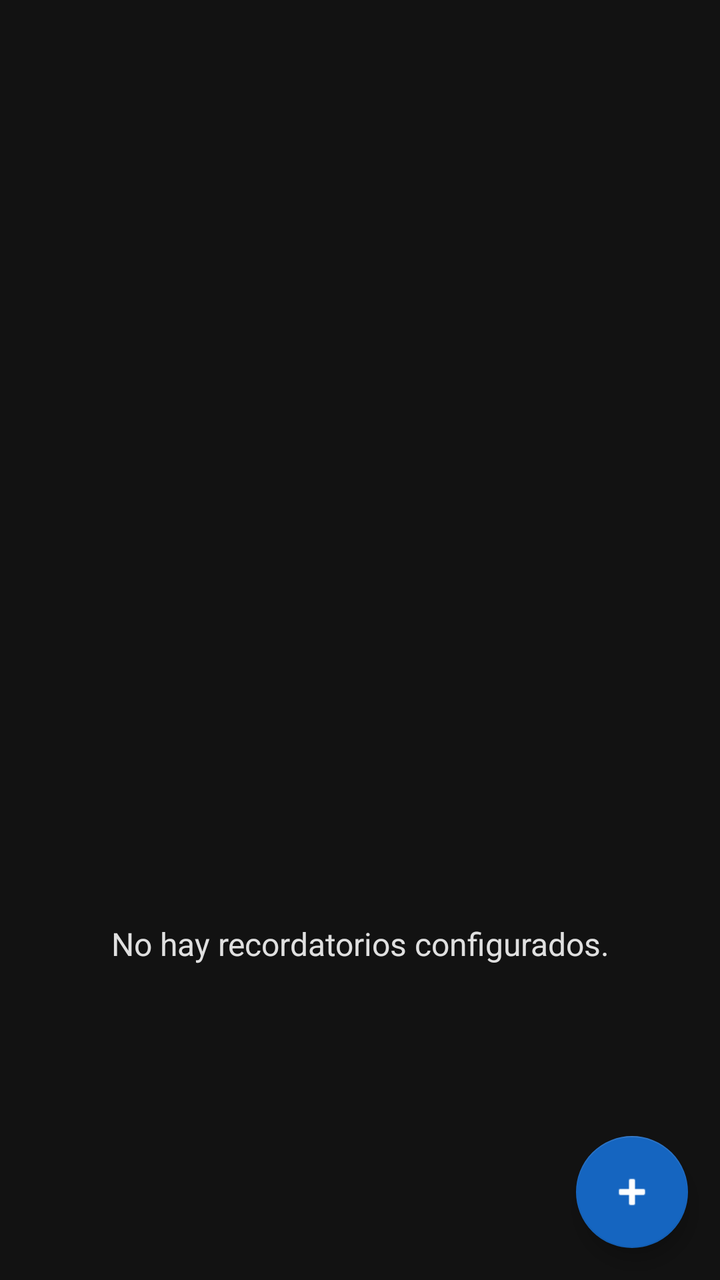
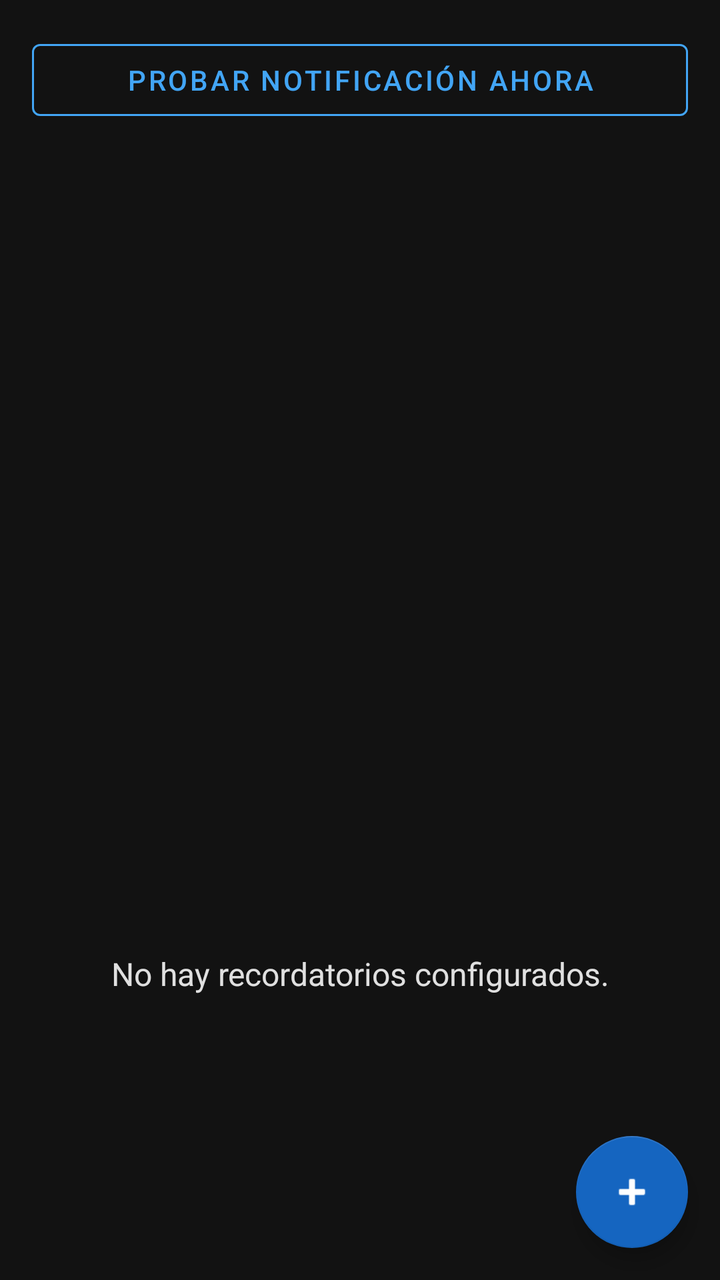

The first picture is an Android layout as it rendered before a commit; the second is the same layout after the commit. The layout source and the unified diff follow.
<!-- AndroidManifest.xml: application theme Theme.BloqueMAE.NoActionBar -->
<!-- res/layout/fragment_reminders.xml -->
<?xml version="1.0" encoding="utf-8"?>
<FrameLayout xmlns:android="http://schemas.android.com/apk/res/android"
    xmlns:app="http://schemas.android.com/apk/res-auto"
    android:layout_width="match_parent"
    android:layout_height="match_parent"
    android:background="@color/colorBackground">

    <LinearLayout
        android:layout_width="match_parent"
        android:layout_height="match_parent"
        android:orientation="vertical"
        android:padding="16dp">

        <androidx.recyclerview.widget.RecyclerView
            android:id="@+id/recycler"
            android:layout_width="match_parent"
            android:layout_height="0dp"
            android:layout_weight="1"
            android:clipToPadding="false"
            android:paddingBottom="80dp"
            app:layoutManager="androidx.recyclerview.widget.LinearLayoutManager" />

        <TextView
            android:id="@+id/emptyText"
            android:layout_width="match_parent"
            android:layout_height="0dp"
            android:layout_weight="1"
            android:gravity="center"
            android:text="@string/reminders_empty"
            android:textColor="@color/colorOnBackground"
            android:textSize="16sp"
            android:visibility="visible" />
    </LinearLayout>

    <com.google.android.material.floatingactionbutton.FloatingActionButton
        android:id="@+id/fabAddReminder"
        android:layout_width="wrap_content"
        android:layout_height="wrap_content"
        android:layout_gravity="bottom|end"
        android:layout_margin="16dp"
        android:contentDescription="Agregar recordatorio"
        android:src="@android:drawable/ic_input_add"
        app:backgroundTint="@color/colorPrimary"
        app:tint="@color/colorOnPrimary" />
</FrameLayout>
<!-- resources referenced by this layout -->
<resources>
  <color name="colorBackground">#121212</color>
  <color name="colorOnBackground">#E0E0E0</color>
  <color name="colorOnPrimary">#FFFFFF</color>
  <color name="colorPrimary">#1565C0</color>
  <string name="reminders_empty">No hay recordatorios configurados.</string>
  <style name="Theme.BloqueMAE.NoActionBar">
          <item name="windowActionBar">false</item>
          <item name="windowNoTitle">true</item>
      </style>
</resources>

<!-- the commit's change to res/layout/fragment_reminders.xml (unified diff, before → after) -->
@@ -10,6 +10,88 @@
         android:layout_height="match_parent"
         android:orientation="vertical"
         android:padding="16dp">
+
+        
+        <com.google.android.material.card.MaterialCardView
+            android:id="@+id/notifPermCard"
+            android:layout_width="match_parent"
+            android:layout_height="wrap_content"
+            android:layout_marginBottom="8dp"
+            android:visibility="gone"
+            app:cardBackgroundColor="@color/colorSurface"
+            app:cardCornerRadius="10dp"
+            app:cardElevation="2dp">
+
+            <LinearLayout
+                android:layout_width="match_parent"
+                android:layout_height="wrap_content"
+                android:orientation="vertical"
+                android:padding="14dp">
+
+                <TextView
+                    android:text="@string/notif_permission_warning"
+                    android:layout_width="match_parent"
+                    android:layout_height="wrap_content"
+                    android:textColor="@color/colorOnBackground"
+                    android:textSize="13sp" />
+
+                <com.google.android.material.button.MaterialButton
+                    android:id="@+id/btnFixNotifPerm"
+                    style="@style/Widget.MaterialComponents.Button.OutlinedButton"
+                    android:layout_width="wrap_content"
+                    android:layout_height="wrap_content"
+                    android:layout_marginTop="8dp"
+                    android:text="@string/open_settings"
+                    android:textColor="@color/colorAccent"
+                    app:strokeColor="@color/colorAccent" />
+            </LinearLayout>
+        </com.google.android.material.card.MaterialCardView>
+
+        
+        <com.google.android.material.card.MaterialCardView
+            android:id="@+id/exactAlarmCard"
+            android:layout_width="match_parent"
+            android:layout_height="wrap_content"
+            android:layout_marginBottom="8dp"
+            android:visibility="gone"
+            app:cardBackgroundColor="@color/colorSurface"
+            app:cardCornerRadius="10dp"
+            app:cardElevation="2dp">
+
+            <LinearLayout
+                android:layout_width="match_parent"
+                android:layout_height="wrap_content"
+                android:orientation="vertical"
+                android:padding="14dp">
+
+                <TextView
+                    android:text="@string/exact_alarm_warning"
+                    android:layout_width="match_parent"
+                    android:layout_height="wrap_content"
+                    android:textColor="@color/colorOnBackground"
+                    android:textSize="13sp" />
+
+                <com.google.android.material.button.MaterialButton
+                    android:id="@+id/btnFixExactAlarm"
+                    style="@style/Widget.MaterialComponents.Button.OutlinedButton"
+                    android:layout_width="wrap_content"
+                    android:layout_height="wrap_content"
+                    android:layout_marginTop="8dp"
+                    android:text="@string/open_settings"
+                    android:textColor="@color/colorAccent"
+                    app:strokeColor="@color/colorAccent" />
+            </LinearLayout>
+        </com.google.android.material.card.MaterialCardView>
+
+        <com.google.android.material.button.MaterialButton
+            android:id="@+id/btnTestNotification"
+            style="@style/Widget.MaterialComponents.Button.OutlinedButton"
+            android:layout_width="match_parent"
+            android:layout_height="wrap_content"
+            android:layout_marginBottom="12dp"
+            android:text="@string/test_notification"
+            android:textColor="@color/colorAccent"
+            app:strokeColor="@color/colorAccent" />
 
         <androidx.recyclerview.widget.RecyclerView
             android:id="@+id/recycler"
<!-- resource entries referenced after the edit -->
@@ -1,10 +1,16 @@
 <!-- resources referenced by this layout -->
 <resources>
+  <color name="colorAccent">#42A5F5</color>
   <color name="colorBackground">#121212</color>
   <color name="colorOnBackground">#E0E0E0</color>
   <color name="colorOnPrimary">#FFFFFF</color>
   <color name="colorPrimary">#1565C0</color>
+  <color name="colorSurface">#1E1E1E</color>
+  <string name="exact_alarm_warning">Falta el permiso de \"Alarmas y recordatorios\". Sin él, el sistema puede retrasar o saltarse la hora exacta.</string>
+  <string name="notif_permission_warning">Las notificaciones están desactivadas para esta app. Los recordatorios no van a sonar hasta que las actives.</string>
+  <string name="open_settings">Abrir ajustes</string>
   <string name="reminders_empty">No hay recordatorios configurados.</string>
+  <string name="test_notification">Probar notificación ahora</string>
   <style name="Theme.BloqueMAE.NoActionBar">
           <item name="windowActionBar">false</item>
           <item name="windowNoTitle">true</item>
